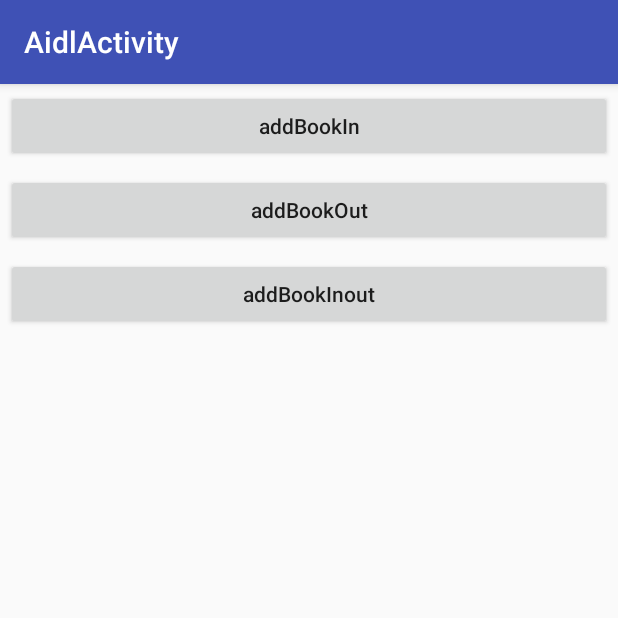
After one commit to phantomVK/DemoCenter, an Android app: the AidlActivity screen opened directly, with no data from a screen before it, on a phone screen of 412 x 824 dp, the top half of it. The commit adds this screen. Run offline under Robolectric (Android 15) with nearby library versions, the phone set to English and light mode, and no system bars; 1 statement that could not run was skipped.

Commit message:
Demo: AIDL in/out/inout

```diff
--- /dev/null
+++ b/app/src/main/java/com/phantomvk/democenter/aidl/AidlActivity.java
@@ -0,0 +1,73 @@
+package com.phantomvk.democenter.aidl;
+
+import android.content.ComponentName;
+import android.content.Intent;
+import android.content.ServiceConnection;
+import android.os.Bundle;
+import android.os.IBinder;
+import android.os.RemoteException;
+import android.util.Log;
+import android.view.View;
+
+import androidx.appcompat.app.AppCompatActivity;
+
+import com.phantomvk.democenter.R;
+
+public class AidlActivity extends AppCompatActivity implements View.OnClickListener {
+    private IManager manager;
+
+    @Override
+    protected void onCreate(Bundle savedInstanceState) {
+        super.onCreate(savedInstanceState);
+        setContentView(R.layout.activity_aidl);
+
+        findViewById(R.id.buttonAddBookIn).setOnClickListener(this);
+        findViewById(R.id.buttonAddBookOut).setOnClickListener(this);
+        findViewById(R.id.buttonAddBookInout).setOnClickListener(this);
+
+        Intent i = new Intent(this, ManagerService.class);
+        bindService(i, new Connection(), BIND_AUTO_CREATE);
+    }
+
+    @Override
+    public void onClick(View view) {
+        if (manager == null) return;
+        try {
+            Book book = new Book("Handbook", 128);
+            switch (view.getId()) {
+                case R.id.buttonAddBookIn: {
+                    Log.i("Client", "addBookIn start: " + book.toString());
+                    manager.addBookIn(book);
+                    Log.i("Client", "addBookIn end:   " + book.toString());
+                    break;
+                }
+
+                case R.id.buttonAddBookOut: {
+                    Log.i("Client", "addBookOut start: " + book.toString());
+                    manager.addBookOut(book);
+                    Log.i("Client", "addBookOut end:   " + book.toString());
+                    break;
+                }
+
+                case R.id.buttonAddBookInout: {
+                    Log.i("Client", "addBookInout start: " + book.toString());
+                    manager.addBookInout(book);
+                    Log.i("Client", "addBookInout end:   " + book.toString());
+                }
+            }
+        } catch (RemoteException ignore) {
+        }
+    }
+
+    private class Connection implements ServiceConnection {
+        @Override
+        public void onServiceConnected(ComponentName componentName, IBinder iBinder) {
+            manager = IManager.Stub.asInterface(iBinder);
+        }
+
+        @Override
+        public void onServiceDisconnected(ComponentName componentName) {
+            manager = null;
+        }
+    }
+}
--- a/app/src/main/java/com/phantomvk/democenter/shape/BubbleShape.kt
+++ b/app/src/main/java/com/phantomvk/democenter/bubbleShape/BubbleShape.kt
@@ -1,4 +1,4 @@
-package com.phantomvk.democenter.shape
+package com.phantomvk.democenter.bubbleShape
 
 import android.graphics.Canvas
 import android.graphics.Paint
--- a/app/src/main/java/com/phantomvk/democenter/shape/BubbleShapeDrawable.kt
+++ b/app/src/main/java/com/phantomvk/democenter/bubbleShape/BubbleShapeDrawable.kt
@@ -1,4 +1,4 @@
-package com.phantomvk.democenter.shape
+package com.phantomvk.democenter.bubbleShape
 
 import android.content.Context
 import android.graphics.Color
--- /dev/null
+++ b/app/src/main/res/layout/activity_aidl.xml
@@ -0,0 +1,32 @@
+<?xml version="1.0" encoding="utf-8"?>
+<LinearLayout xmlns:android="http://schemas.android.com/apk/res/android"
+    xmlns:tools="http://schemas.android.com/tools"
+    android:layout_width="match_parent"
+    android:layout_height="match_parent"
+    android:orientation="vertical"
+    tools:context=".MainActivity">
+
+    <Button
+        android:id="@+id/buttonAddBookIn"
+        android:layout_width="match_parent"
+        android:layout_height="wrap_content"
+        android:layout_margin="4dp"
+        android:text="addBookIn"
+        android:textAllCaps="false" />
+
+    <Button
+        android:id="@+id/buttonAddBookOut"
+        android:layout_width="match_parent"
+        android:layout_height="wrap_content"
+        android:layout_margin="4dp"
+        android:text="addBookOut"
+        android:textAllCaps="false" />
+
+    <Button
+        android:id="@+id/buttonAddBookInout"
+        android:layout_width="match_parent"
+        android:layout_height="wrap_content"
+        android:layout_margin="4dp"
+        android:text="addBookInout"
+        android:textAllCaps="false" />
+</LinearLayout>
--- a/build.gradle
+++ b/build.gradle
@@ -8,7 +8,7 @@ buildscript {
         jcenter()
     }
     dependencies {
-        classpath 'com.android.tools.build:gradle:3.5.3'
+        classpath 'com.android.tools.build:gradle:4.0.1'
         classpath "org.jetbrains.kotlin:kotlin-gradle-plugin:$kotlin_version"
 
         // NOTE: Do not place your application dependencies here; they belong
```
Also changed, not shown: app/src/main/AndroidManifest.xml (+12 -2 lines), app/src/main/java/com/phantomvk/democenter/MainActivity.kt (+10 -3 lines), app/src/main/java/com/phantomvk/democenter/aidl/Book.java (added, +59 -0 lines), app/src/main/java/com/phantomvk/democenter/aidl/ManagerService.java (added, +45 -0 lines), app/src/main/java/com/phantomvk/democenter/bubbleShape/BubbleShapeActivity.kt (renamed from app/src/main/java/com/phantomvk/democenter/activity/BubbleShapeActivity.kt, +4 -4 lines), app/src/main/java/com/phantomvk/democenter/util/Util.kt (deleted, +0 -12 lines), app/src/main/res/layout/activity_main.xml (+10 -2 lines), app/src/main/aidl/com/phantomvk/democenter/aidl/Book.aidl (added), app/src/main/aidl/com/phantomvk/democenter/aidl/IManager.aidl (added), gradle/wrapper/gradle-wrapper.properties, 1 other file.
